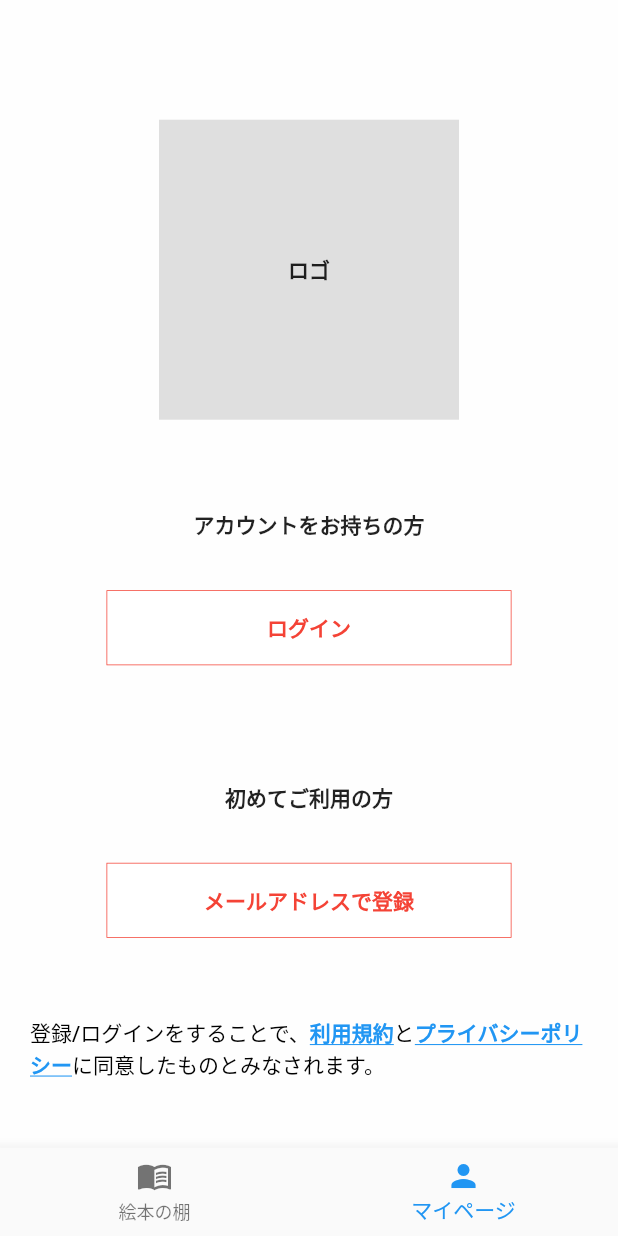
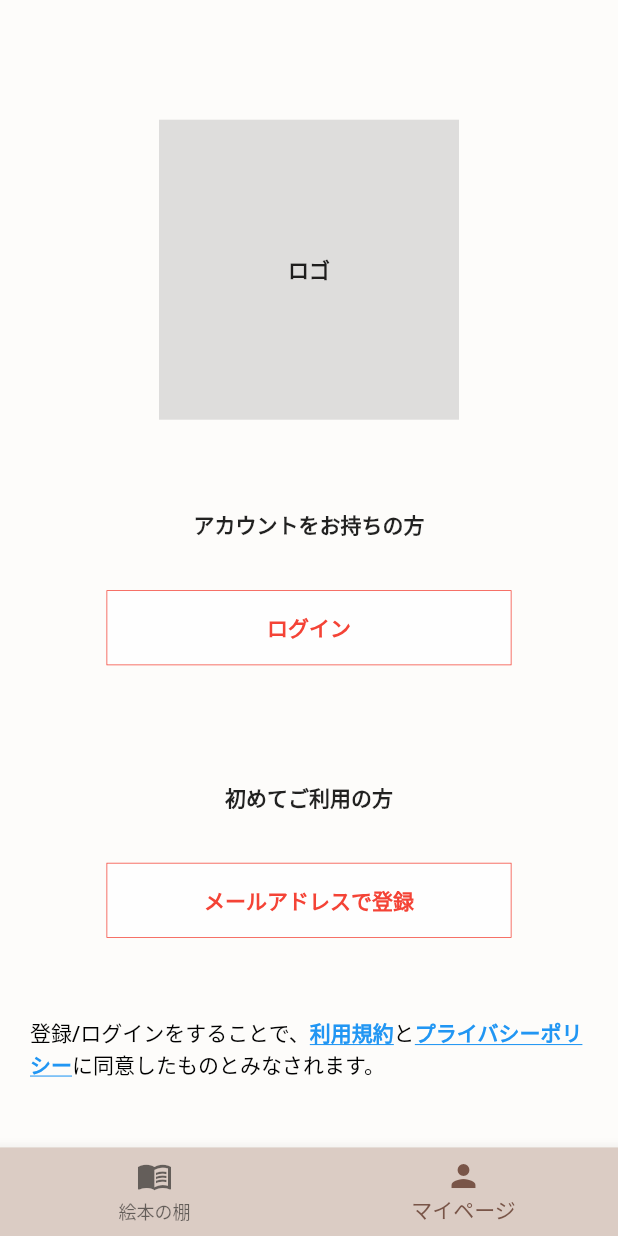
Before and after one commit to pj-picbook/picbook, a Flutter app: the screen it shows after launch, item 2 of the bottom bar chosen, after a tap on "FirstPage", on a phone screen of 412 x 824 dp. Run offline on Flutter 3.47's test engine with Material 2 defaults, Android fonts, the phone set to English and light mode, and no system bars; our stand-ins replace freezed_annotation, webview_flutter; network calls fail.

Commit message:
背景色/Appbar/ボトムナビのカラーを設定

```diff
--- a/lib/main.dart
+++ b/lib/main.dart
@@ -13,9 +13,30 @@ class MyApp extends StatelessWidget {
     return MaterialApp(
       title: 'Flutter Demo',
       theme: ThemeData(
-        primarySwatch: Colors.blue,
+        primarySwatch: Colors.brown,
+        scaffoldBackgroundColor: HexColor('F8F5EE'),
+        appBarTheme: AppBarTheme(
+          backgroundColor: HexColor('F8F5EE'),
+          titleTextStyle: TextStyle(
+              color: HexColor('410000'),
+              fontSize: 22,
+              fontWeight: FontWeight.bold),
+          elevation: 0.0,
+        ),
       ),
       home: const BottomNavigationPage(),
     );
   }
 }
+
+class HexColor extends Color {
+  static int _getColorFromHex(String hexColor) {
+    hexColor = hexColor.toUpperCase().replaceAll('#', '');
+    if (hexColor.length == 6) {
+      hexColor = 'FF' + hexColor;
+    }
+    return int.parse(hexColor, radix: 16);
+  }
+
+  HexColor(final String hexColor) : super(_getColorFromHex(hexColor));
+}
--- a/lib/presentation/bookshelf/bookshelf_page.dart
+++ b/lib/presentation/bookshelf/bookshelf_page.dart
@@ -8,7 +8,7 @@ class BookshelfPage extends StatelessWidget {
   @override
   Widget build(BuildContext context) {
     return Scaffold(
-      appBar: AppBar(title: const Text("絵本の棚")),
+      appBar: AppBar(title: const Text("ehonapp")),
       body: const Text("絵本の棚"),
     );
   }
--- a/lib/presentation/bottom_navigation_page.dart
+++ b/lib/presentation/bottom_navigation_page.dart
@@ -51,6 +51,7 @@ class _BottomNavigationPageState extends State<BottomNavigationPage> {
         bottomNavigationBar: BottomNavigationBar(
           type: BottomNavigationBarType.fixed,
           currentIndex: _currentTab.index,
+          backgroundColor: HexColor('DBCCC4'),
           items: TabItem.values
               .map(
                 (tabItem) => BottomNavigationBarItem(
@@ -79,3 +80,15 @@ class _BottomNavigationPageState extends State<BottomNavigationPage> {
     }
   }
 }
+
+class HexColor extends Color {
+  static int _getColorFromHex(String hexColor) {
+    hexColor = hexColor.toUpperCase().replaceAll('#', '');
+    if (hexColor.length == 6) {
+      hexColor = 'FF' + hexColor;
+    }
+    return int.parse(hexColor, radix: 16);
+  }
+
+  HexColor(final String hexColor) : super(_getColorFromHex(hexColor));
+}
```
